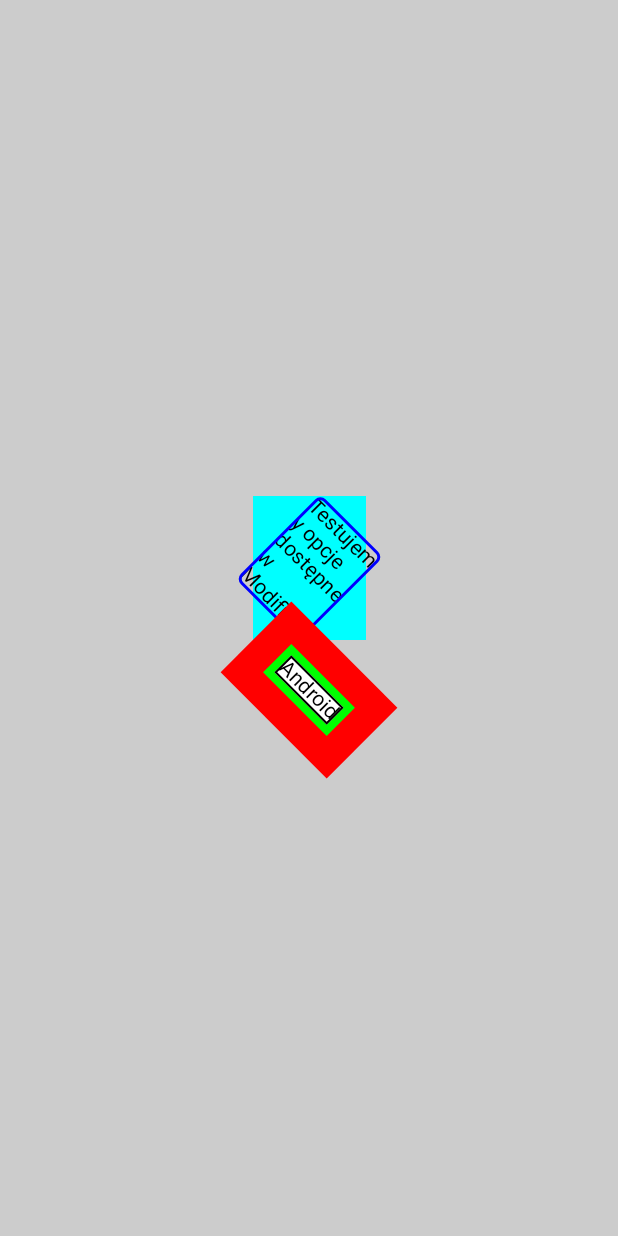
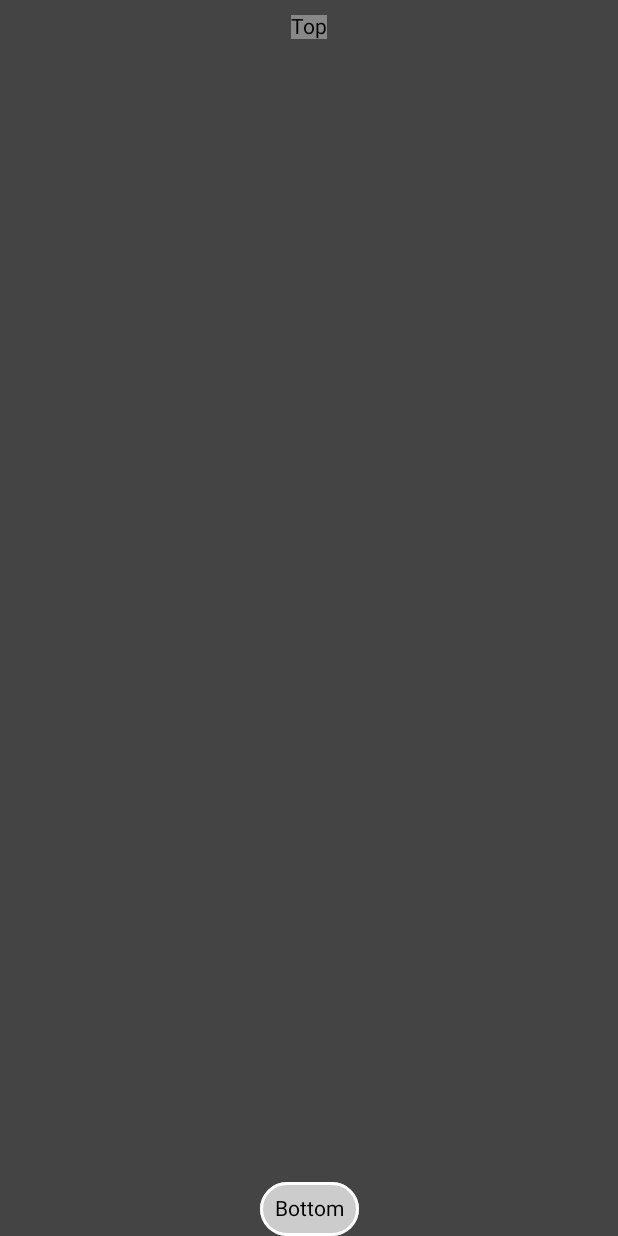
Before and after one commit to bojarski-kursy/kurs-android-tasks, an Android app built with Jetpack Compose: the screen it shows after launch (MainActivity), on a phone screen of 412 x 824 dp. Run offline under Robolectric (Android 15) with nearby library versions, the phone set to English and light mode, and no system bars.

Commit message:
Compose - Modifier exercise

```diff
--- a/app/src/main/java/ski/bojar/kurs/android/tasks/MainActivity.kt
+++ b/app/src/main/java/ski/bojar/kurs/android/tasks/MainActivity.kt
@@ -11,6 +11,7 @@ import androidx.compose.foundation.layout.Row
 import androidx.compose.foundation.layout.fillMaxSize
 import androidx.compose.foundation.layout.padding
 import androidx.compose.foundation.layout.width
+import androidx.compose.foundation.shape.CircleShape
 import androidx.compose.foundation.shape.RoundedCornerShape
 import androidx.compose.material3.Text
 import androidx.compose.runtime.Composable
@@ -24,7 +25,33 @@ class MainActivity : ComponentActivity() {
     override fun onCreate(savedInstanceState: Bundle?) {
         super.onCreate(savedInstanceState)
         setContent {
-            MyModifier()
+//            MyModifier()
+            MyModifierExercise()
+        }
+    }
+
+    @Composable
+    fun MyModifierExercise() {
+        Column(
+            modifier = Modifier
+                .fillMaxSize()
+                .background(Color.DarkGray),
+            horizontalAlignment = Alignment.CenterHorizontally,
+            verticalArrangement = Arrangement.SpaceBetween
+        ) {
+            Text(
+                text = "Top",
+                modifier = Modifier
+                    .padding(top = 10.dp)
+                    .background(Color.Gray)
+            )
+            Text(
+                text = "Bottom",
+                modifier = Modifier
+                    .border(width = 2.dp, color = Color.White, shape = CircleShape)
+                    .background(color = Color.LightGray, shape = CircleShape)
+                    .padding(10.dp)
+            )
         }
     }
 
```
